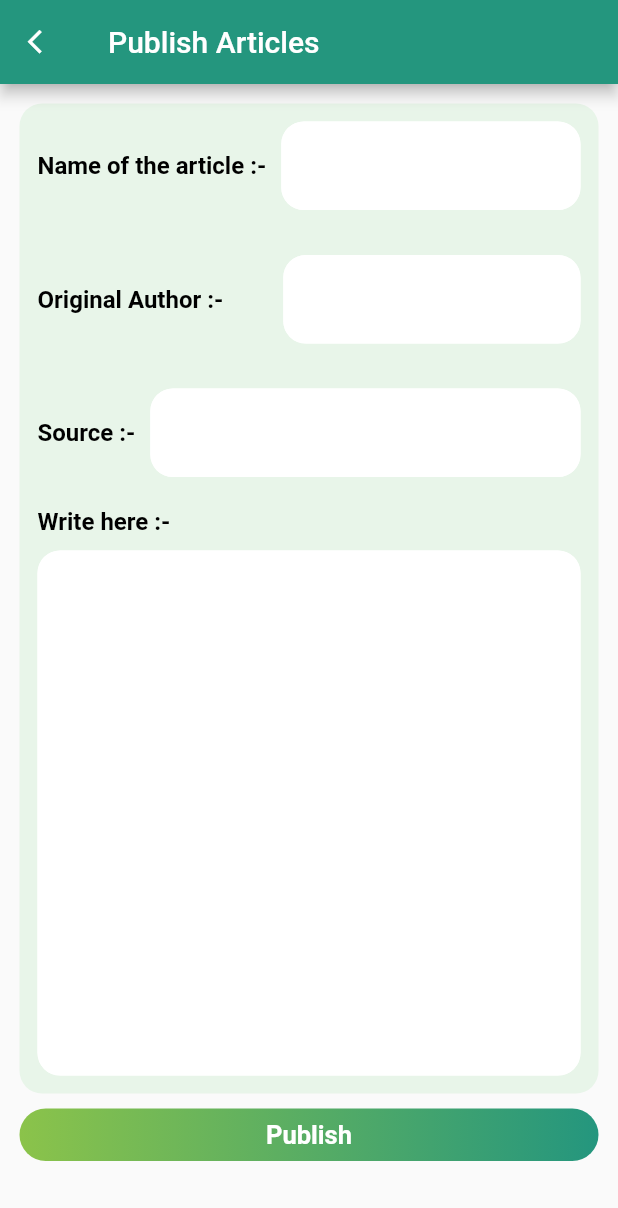
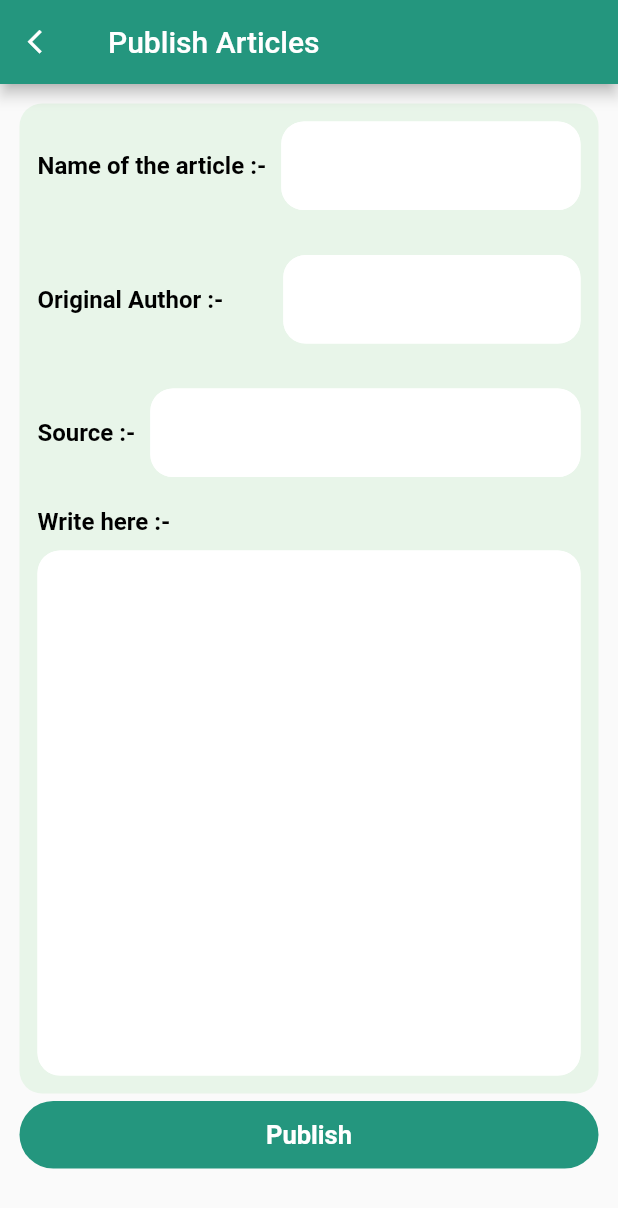
Before and after one commit to isuranga1/Agrihome, a Flutter app: the PublishArticles screen opened directly, on a phone screen of 412 x 824 dp. Shown: the top 1208 px of the screen. Run offline on Flutter 3.47's test engine with Material 2 defaults, Android fonts, the phone set to English and light mode, and no system bars; our stand-ins replace dots_indicator, fluentui_icons, get, google_fonts.

Commit message:
publish_articles.dart updated

```diff
--- a/lib/home_folder/home_screen_body.dart
+++ b/lib/home_folder/home_screen_body.dart
@@ -190,7 +190,7 @@ class _HomeScreenBodyState extends State<HomeScreenBody> {
               ),
               onTap: () {
                 Navigator.push(context,
-                    MaterialPageRoute(builder: (context) => ArticlePage())//PublishArticles()) //
+                    MaterialPageRoute(builder: (context) => PublishArticles()) //ArticlePage())//
                 );
                 ;
               })
--- a/lib/home_folder/publish_articles.dart
+++ b/lib/home_folder/publish_articles.dart
@@ -15,6 +15,17 @@ class _PublishArticlesState extends State<PublishArticles> {
   Widget build(BuildContext context) {
     return Scaffold(
       appBar: AppBar(
+        /*flexibleSpace: Container(
+          decoration:BoxDecoration(
+              gradient:LinearGradient(
+                  colors: [
+                AppColors.darkGreen,
+                AppColors.lightGreen,
+              ], begin: Alignment.centerRight, end: Alignment.centerLeft
+
+              )
+          )
+        ),*/
         title: const Text(
           "Publish Articles",
           style: TextStyle(
@@ -34,10 +45,10 @@ class _PublishArticlesState extends State<PublishArticles> {
         child: Column(
           children: [
             Container(
-              margin: EdgeInsets.only(top: 13, left: 13, bottom: 10, right: 13),
+              margin: EdgeInsets.only(top: 13, left: 13, bottom: 5, right: 13),
               decoration: BoxDecoration(
                   borderRadius: BorderRadius.circular(15),
-                  color: Color(0XFFE8F5E9)),
+                  color:Color(0XFFE8F5E9)),
               child: Padding(
                 padding: const EdgeInsets.all(12.0),
                 child: Column(
@@ -94,14 +105,17 @@ class _PublishArticlesState extends State<PublishArticles> {
               ),
             ),
             Container(
-              margin: EdgeInsets.only(bottom: 5, left: 13, right: 13),
-              height: 35,
+              margin: EdgeInsets.only(bottom: 1, left: 13, right: 13),
+              height: 45,
               decoration: BoxDecoration(
+                color: AppColors.darkGreen,
                   borderRadius: BorderRadius.circular(100),
-                  gradient: LinearGradient(colors: [
+                 /* gradient: LinearGradient(colors: [
                     AppColors.darkGreen,
                     AppColors.lightGreen,
-                  ], begin: Alignment.centerRight, end: Alignment.centerLeft)),
+                  ], begin: Alignment.centerRight, end: Alignment.centerLeft)*/
+                  ),
+
               child: Center(
                 child: Text(
                   "Publish",
```
